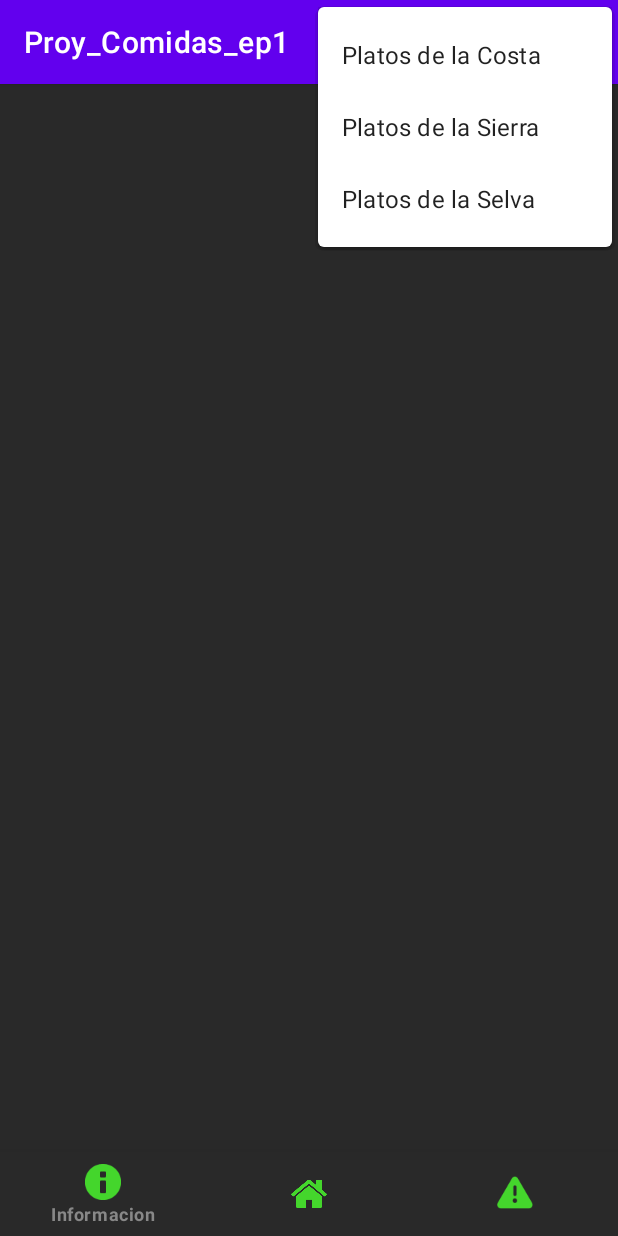
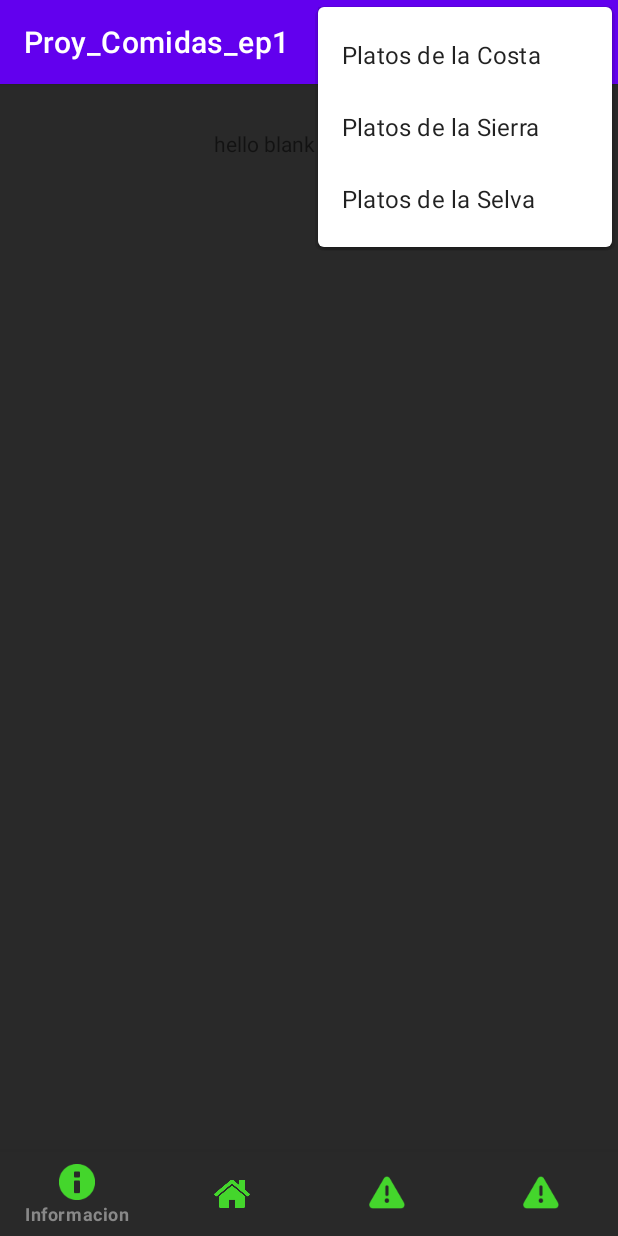
Before and after one commit to EduardoSalinasE/ProyComidas, an Android app: the MainActivity screen opened directly, with no data from a screen before it, with the options menu open, on a phone screen of 412 x 824 dp. Run offline under Robolectric (Android 15) with nearby library versions, the phone set to English and light mode, and no system bars; Roboto replaces fonts that are not available here.

Commit message:
implementacion de fragmentos

```diff
--- a/app/src/main/java/com/example/proy_comidas_ep1/MainActivity.java
+++ b/app/src/main/java/com/example/proy_comidas_ep1/MainActivity.java
@@ -1,7 +1,10 @@
 package com.example.proy_comidas_ep1;
 
 
+import androidx.annotation.NonNull;
 import androidx.appcompat.app.AppCompatActivity;
+import androidx.fragment.app.Fragment;
+import androidx.fragment.app.FragmentTransaction;
 
 
 import android.content.Intent;
@@ -9,10 +12,18 @@ import android.os.Bundle;
 import android.view.Menu;
 import android.view.MenuInflater;
 import android.view.MenuItem;
+import android.view.View;
 
+import com.google.android.material.bottomnavigation.BottomNavigationItemView;
+import com.google.android.material.bottomnavigation.BottomNavigationView;
 
 
 public class MainActivity extends AppCompatActivity {
+
+    PrimerFragmento primerFragmento = new PrimerFragmento();
+    SegundoFragmento segundoFragmento = new SegundoFragmento();
+    TercerFragmento tercerFragmento = new TercerFragmento();
+    CuartoFragmento cuartoFragmento = new CuartoFragmento();
 
 
     @Override
@@ -20,8 +31,32 @@ public class MainActivity extends AppCompatActivity {
         super.onCreate(savedInstanceState);
         setContentView(R.layout.activity_main);
 
+        BottomNavigationView navigation = findViewById(R.id.bottom_navigation);
+        navigation.setOnItemSelectedListener(mOnNavigationItemSelectedListener);
 
+        loadFragment(primerFragmento);
     }
+
+    private final BottomNavigationView.OnItemSelectedListener mOnNavigationItemSelectedListener = new BottomNavigationView.OnItemSelectedListener() {
+        @Override
+        public boolean onNavigationItemSelected(@NonNull MenuItem item) {
+            switch (item.getItemId()) {
+                case R.id.firstFragment:
+                    loadFragment(primerFragmento);
+                    return true;
+                case R.id.secondFragment:
+                    loadFragment(segundoFragmento);
+                    return true;
+                case R.id.thirdFragment:
+                    loadFragment(tercerFragmento);
+                    return true;
+                case R.id.fourthFragment:
+                    loadFragment(cuartoFragmento);
+                    return true;
+            }
+            return false;
+        }
+    };
 
 
 
@@ -61,4 +96,10 @@ public class MainActivity extends AppCompatActivity {
     private void mostrarDepartamentosSelva() {
         startActivity(new Intent(this, DepartamentosSelvaActivity.class));
     }
+
+    public void loadFragment(Fragment fragment){
+        FragmentTransaction transaction = getSupportFragmentManager().beginTransaction();
+        transaction.replace(R.id.frame_container, fragment);
+        transaction.commit();
+    }
 }
--- a/app/src/main/res/layout/fragment_primer_fragmento.xml
+++ b/app/src/main/res/layout/fragment_primer_fragmento.xml
@@ -9,6 +9,8 @@
     <TextView
         android:layout_width="match_parent"
         android:layout_height="match_parent"
-        android:text="@string/hello_blank_fragment" />
+        android:gravity="center_horizontal"
+        android:layout_marginTop="30dp"
+        android:text="hello blank fragment" />
 
 </FrameLayout>
--- a/app/src/main/res/menu/bottom_navigation.xml
+++ b/app/src/main/res/menu/bottom_navigation.xml
@@ -16,4 +16,10 @@
         android:icon="@android:drawable/ic_dialog_alert"
         android:title="Acerca de"
         />
+
+    <item
+        android:id="@+id/fourthFragment"
+        android:icon="@android:drawable/ic_dialog_alert"
+        android:title="Lista"
+        />
 </menu>
```
